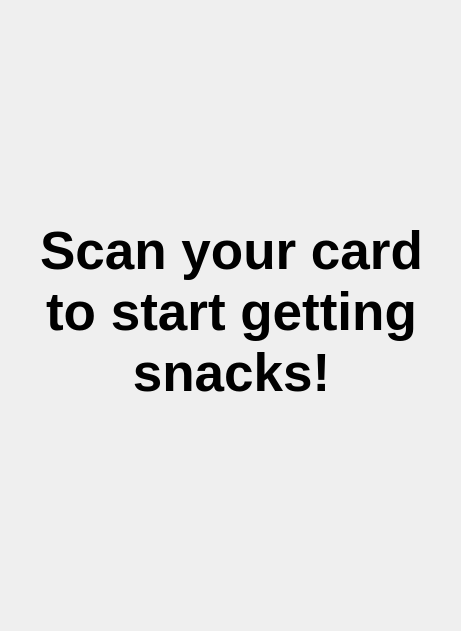
This is umati/UmatiSplashView.ui in kheimerl/umati as Qt 5 draws it before an edit. The edited form follows.
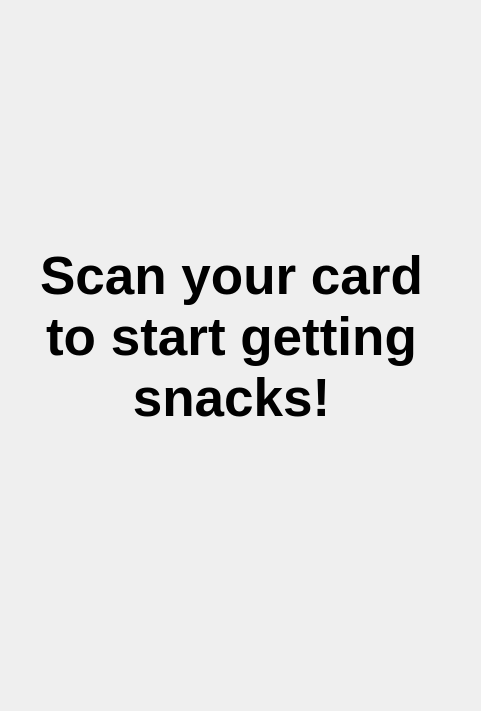
This is the edited form.

Diff of the .ui file:
```diff
--- a/umati/UmatiSplashView.ui
+++ b/umati/UmatiSplashView.ui
@@ -6,8 +6,8 @@
    <rect>
     <x>0</x>
     <y>0</y>
-    <width>461</width>
-    <height>631</height>
+    <width>481</width>
+    <height>711</height>
    </rect>
   </property>
   <property name="windowTitle">
@@ -19,7 +19,7 @@
      <x>31</x>
      <y>36</y>
      <width>401</width>
-     <height>551</height>
+     <height>601</height>
     </rect>
    </property>
    <property name="font">
```
